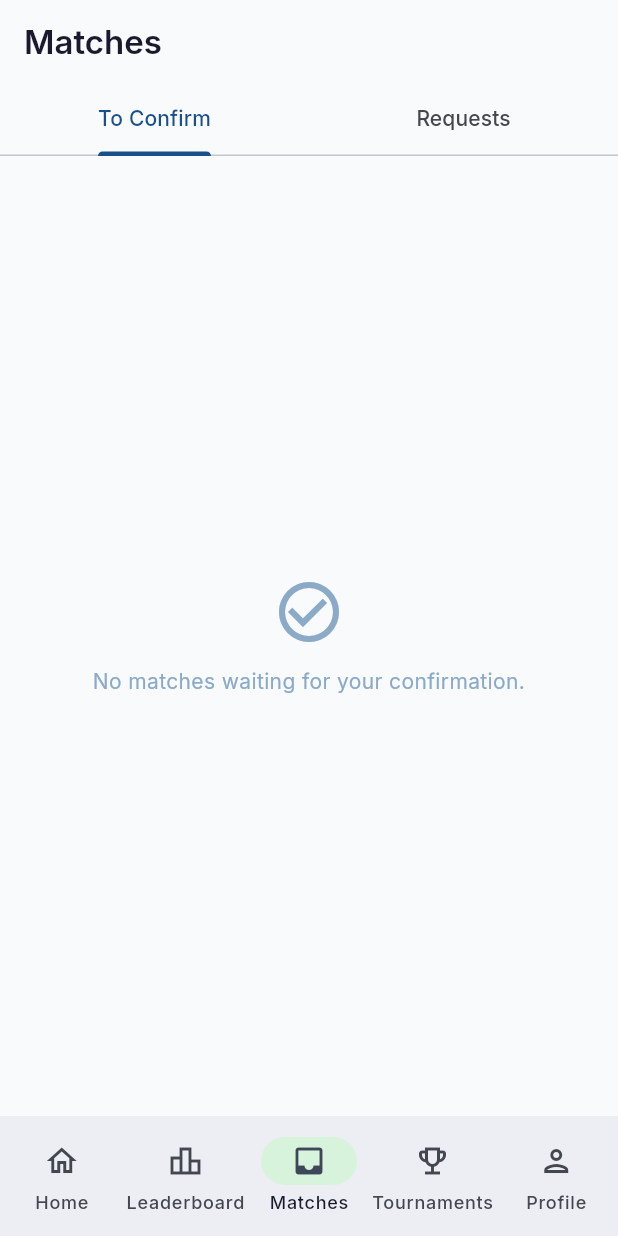
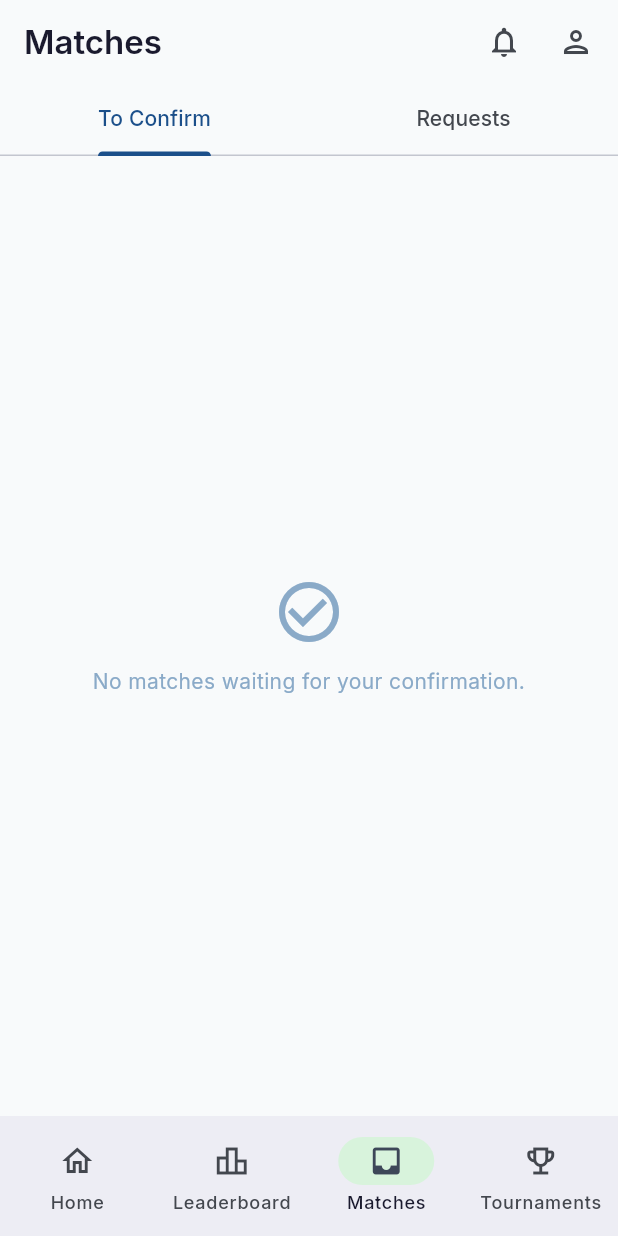
Before and after one commit to bikasantonis/rated-tennis, a Flutter app: the MatchInboxScreen screen opened by its route, on a phone screen of 412 x 824 dp. Run offline on Flutter 3.47's test engine with Material 3 defaults, Android fonts, the phone set to English and light mode, and no system bars; our stand-ins replace flutter_riverpod, freezed_annotation, go_router, google_fonts, riverpod_annotation, sentry_flutter and 3 more; missing offline and left inert: onesignal_flutter; accounts and stored records are empty; generated files the repository leaves out were written again; network calls fail.

Commit message:
Add persistent profile + notification buttons to all screen AppBars
- Replace the Profile bottom-nav tab with a top-right AppBarActions widget
  (bell + person icons) present on every shell screen (Home, Leaderboard,
  Matches, Tournaments).
- Profile icon navigates to /profile via context.push (floating screen,
  no bottom nav while viewing own profile).
- Notification bell shows an unread badge (count, capped at 9+) and opens
  a slide-in right-aligned panel below the AppBar on tap.
- Notification panel: last 30 notifications, per-type icon, unread bold,
  "Mark all read" button, auto-marks all read on open, fade+slide animation,
  dismissible via barrier tap.
- New notificationPanelProvider: fetches from Supabase notifications table,
  unreadCountProvider derived count, NotificationActions.markAllRead/markRead.

Co-Authored-By: Claude Sonnet 4.6 <noreply@anthropic.com>

```diff
--- a/lib/screens/home/home_screen.dart
+++ b/lib/screens/home/home_screen.dart
@@ -9,6 +9,7 @@ import 'package:rated/providers/match_provider.dart';
 import 'package:rated/providers/questionnaire_prompt_provider.dart';
 import 'package:rated/router/app_router.dart';
 import 'package:rated/theme/app_colors.dart';
+import 'package:rated/widgets/app_bar_actions.dart';
 import 'package:rated/widgets/elo_score_card.dart';
 
 /// SCR-04 — Home / Dashboard.
@@ -39,7 +40,10 @@ class _HomeScreenState extends ConsumerState<HomeScreen> {
     });
 
     return Scaffold(
-      appBar: AppBar(title: Text(l.homeTitle)),
+      appBar: AppBar(
+        title: Text(l.homeTitle),
+        actions: const [AppBarActions()],
+      ),
       body: profileAsync.when(
         loading: () => const Center(child: CircularProgressIndicator()),
         error: (e, _) => Center(child: Text('Error: $e')),
--- a/lib/screens/leaderboard/leaderboard_screen.dart
+++ b/lib/screens/leaderboard/leaderboard_screen.dart
@@ -5,6 +5,7 @@ import 'package:flutter_riverpod/flutter_riverpod.dart';
 
 import 'package:rated/providers/leaderboard_provider.dart';
 import 'package:rated/theme/app_colors.dart';
+import 'package:rated/widgets/app_bar_actions.dart';
 import 'package:rated/widgets/tier_badge.dart';
 import 'package:rated/models/profile.dart';
 
@@ -49,6 +50,7 @@ class _LeaderboardScreenState extends ConsumerState<LeaderboardScreen> {
                     }),
                   ),
           ),
+          const AppBarActions(),
         ],
       ),
       body: pageAsync.when(
--- a/lib/screens/match/match_inbox_screen.dart
+++ b/lib/screens/match/match_inbox_screen.dart
@@ -4,6 +4,7 @@ import 'package:flutter_riverpod/flutter_riverpod.dart';
 import 'package:rated/models/match_result.dart';
 import 'package:rated/providers/match_provider.dart';
 import 'package:rated/theme/app_colors.dart';
+import 'package:rated/widgets/app_bar_actions.dart';
 
 /// SCR-08 — Match inbox.
 /// Tab 1: Pending results submitted by opponent (confirm / dispute).
@@ -19,6 +20,7 @@ class MatchInboxScreen extends ConsumerWidget {
       child: Scaffold(
         appBar: AppBar(
           title: Text(l.inboxTitle),
+          actions: const [AppBarActions()],
           bottom: TabBar(
             tabs: [
               Tab(text: l.inboxTabToConfirm),
--- a/lib/screens/tournament/tournaments_list_screen.dart
+++ b/lib/screens/tournament/tournaments_list_screen.dart
@@ -7,6 +7,7 @@ import 'package:rated/providers/auth_provider.dart';
 import 'package:rated/providers/tournament_provider.dart';
 import 'package:rated/router/app_router.dart';
 import 'package:rated/theme/app_colors.dart';
+import 'package:rated/widgets/app_bar_actions.dart';
 
 /// SCR-10 — Tournament list with status tabs.
 class TournamentsListScreen extends ConsumerStatefulWidget {
@@ -58,6 +59,7 @@ class _TournamentsListScreenState
     return Scaffold(
       appBar: AppBar(
         title: Text(l.tournamentsTitle),
+        actions: const [AppBarActions()],
         bottom: TabBar(
           controller: _tabs,
           tabs: filterLabels.map((label) => Tab(text: label)).toList(),
@@ -108,7 +110,7 @@ class _TournamentTab extends ConsumerWidget {
           child: ListView.separated(
             padding: const EdgeInsets.all(16),
             itemCount: list.length,
-            separatorBuilder: (_, __) => const SizedBox(height: 10),
+            separatorBuilder: (_, i) => const SizedBox(height: 10),
             itemBuilder: (context, i) => _TournamentCard(t: list[i]),
           ),
         );
--- /dev/null
+++ b/lib/widgets/app_bar_actions.dart
@@ -0,0 +1,69 @@
+import 'package:flutter/material.dart';
+import 'package:flutter_riverpod/flutter_riverpod.dart';
+import 'package:go_router/go_router.dart';
+
+import 'package:rated/providers/notification_panel_provider.dart';
+import 'package:rated/router/app_router.dart';
+import 'package:rated/widgets/notification_panel.dart';
+
+/// Profile icon + notification bell shown in the top-right of every shell
+/// screen's AppBar.
+class AppBarActions extends ConsumerWidget {
+  const AppBarActions({super.key});
+
+  @override
+  Widget build(BuildContext context, WidgetRef ref) {
+    final unread = ref.watch(unreadCountProvider);
+
+    return Row(
+      mainAxisSize: MainAxisSize.min,
+      children: [
+        // ── Notification bell ──────────────────────────────────────────
+        Stack(
+          clipBehavior: Clip.none,
+          children: [
+            IconButton(
+              icon: const Icon(Icons.notifications_outlined),
+              tooltip: 'Notifications',
+              onPressed: () => showNotificationPanel(context),
+            ),
+            if (unread > 0)
+              Positioned(
+                top: 6,
+                right: 6,
+                child: IgnorePointer(
+                  child: Container(
+                    width: 16,
+                    height: 16,
+                    decoration: BoxDecoration(
+                      color: Theme.of(context).colorScheme.error,
+                      shape: BoxShape.circle,
+                    ),
+                    alignment: Alignment.center,
+                    child: Text(
+                      unread > 9 ? '9+' : '$unread',
+                      style: const TextStyle(
+                        color: Colors.white,
+                        fontSize: 9,
+                        fontWeight: FontWeight.w700,
+                        height: 1,
+                      ),
+                    ),
+                  ),
+                ),
+              ),
+          ],
+        ),
+
+        // ── Profile ────────────────────────────────────────────────────
+        IconButton(
+          icon: const Icon(Icons.person_outlined),
+          tooltip: 'My profile',
+          onPressed: () => context.push(AppRoutes.profile),
+        ),
+
+        const SizedBox(width: 4),
+      ],
+    );
+  }
+}
--- a/lib/widgets/bottom_nav_shell.dart
+++ b/lib/widgets/bottom_nav_shell.dart
@@ -29,11 +29,6 @@ class BottomNavShell extends StatelessWidget {
       selectedIcon: Icon(Icons.emoji_events),
       label: 'Tournaments',
     ),
-    NavigationDestination(
-      icon: Icon(Icons.person_outlined),
-      selectedIcon: Icon(Icons.person),
-      label: 'Profile',
-    ),
   ];
 
   static const _routes = [
@@ -41,7 +36,6 @@ class BottomNavShell extends StatelessWidget {
     AppRoutes.leaderboard,
     AppRoutes.matchInbox,
     AppRoutes.tournaments,
-    AppRoutes.profile,
   ];
 
   int _selectedIndex(BuildContext context) {
```
Also changed, not shown: lib/providers/notification_panel_provider.dart (added, +70 -0 lines), lib/router/app_router.dart (+5 -6 lines), lib/widgets/notification_panel.dart (added, +248 -0 lines).
